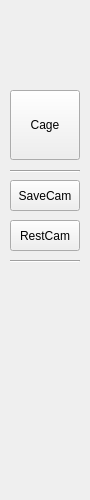
cordafab/Cagelab, file GUI/toolsPanel.ui: the form before one commit.
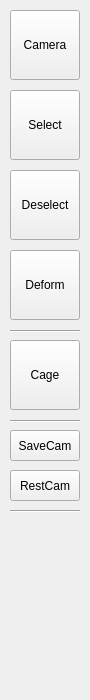
The form after the commit.

Commit message: First draft of tool sidebar

```diff
--- a/GUI/toolsPanel.ui
+++ b/GUI/toolsPanel.ui
@@ -7,7 +7,7 @@
     <x>0</x>
     <y>0</y>
     <width>90</width>
-    <height>500</height>
+    <height>700</height>
    </rect>
   </property>
   <property name="minimumSize">
@@ -33,7 +33,7 @@
     <property name="geometry">
      <rect>
       <x>10</x>
-      <y>90</y>
+      <y>340</y>
       <width>70</width>
       <height>70</height>
      </rect>
@@ -46,7 +46,7 @@
     <property name="geometry">
      <rect>
       <x>10</x>
-      <y>170</y>
+      <y>420</y>
       <width>70</width>
       <height>3</height>
      </rect>
@@ -59,7 +59,7 @@
     <property name="geometry">
      <rect>
       <x>10</x>
-      <y>260</y>
+      <y>510</y>
       <width>70</width>
       <height>3</height>
      </rect>
@@ -72,7 +72,7 @@
     <property name="geometry">
      <rect>
       <x>10</x>
-      <y>180</y>
+      <y>430</y>
       <width>70</width>
       <height>31</height>
      </rect>
@@ -85,7 +85,7 @@
     <property name="geometry">
      <rect>
       <x>10</x>
-      <y>220</y>
+      <y>470</y>
       <width>70</width>
       <height>31</height>
      </rect>
@@ -94,6 +94,71 @@
      <string>RestCam</string>
     </property>
    </widget>
+   <widget class="QPushButton" name="interCamera">
+    <property name="geometry">
+     <rect>
+      <x>10</x>
+      <y>10</y>
+      <width>70</width>
+      <height>70</height>
+     </rect>
+    </property>
+    <property name="text">
+     <string>Camera</string>
+    </property>
+   </widget>
+   <widget class="QPushButton" name="interSelect">
+    <property name="geometry">
+     <rect>
+      <x>10</x>
+      <y>90</y>
+      <width>70</width>
+      <height>70</height>
+     </rect>
+    </property>
+    <property name="text">
+     <string>Select</string>
+    </property>
+   </widget>
+   <widget class="QPushButton" name="interDeselect">
+    <property name="geometry">
+     <rect>
+      <x>10</x>
+      <y>170</y>
+      <width>70</width>
+      <height>70</height>
+     </rect>
+    </property>
+    <property name="text">
+     <string>Deselect</string>
+    </property>
+   </widget>
+   <widget class="QPushButton" name="interDeform">
+    <property name="geometry">
+     <rect>
+      <x>10</x>
+      <y>250</y>
+      <width>70</width>
+      <height>70</height>
+     </rect>
+    </property>
+    <property name="text">
+     <string>Deform</string>
+    </property>
+   </widget>
+   <widget class="Line" name="line_3">
+    <property name="geometry">
+     <rect>
+      <x>10</x>
+      <y>330</y>
+      <width>70</width>
+      <height>3</height>
+     </rect>
+    </property>
+    <property name="orientation">
+     <enum>Qt::Horizontal</enum>
+    </property>
+   </widget>
   </widget>
  </widget>
  <resources/>
```
The commit also changes 8 other files.
